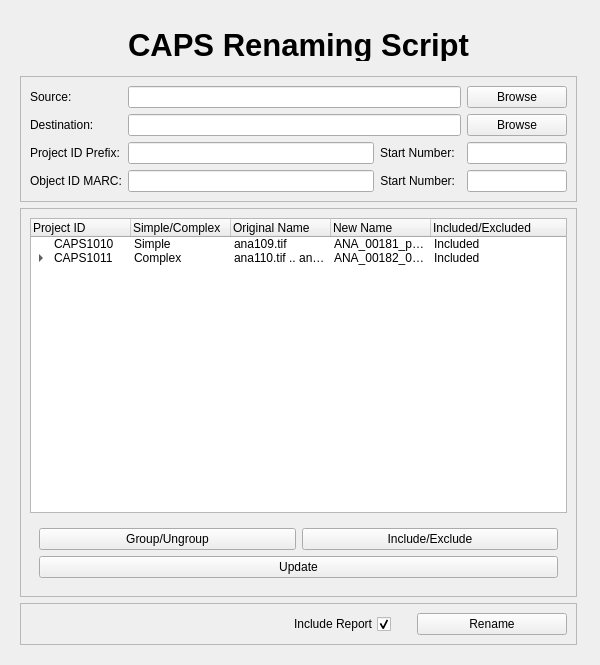
The window that rename_files/gui_data/rename_gui.ui (carevealed/image_rename_and_convert) describes before a commit, drawn with Qt 5.
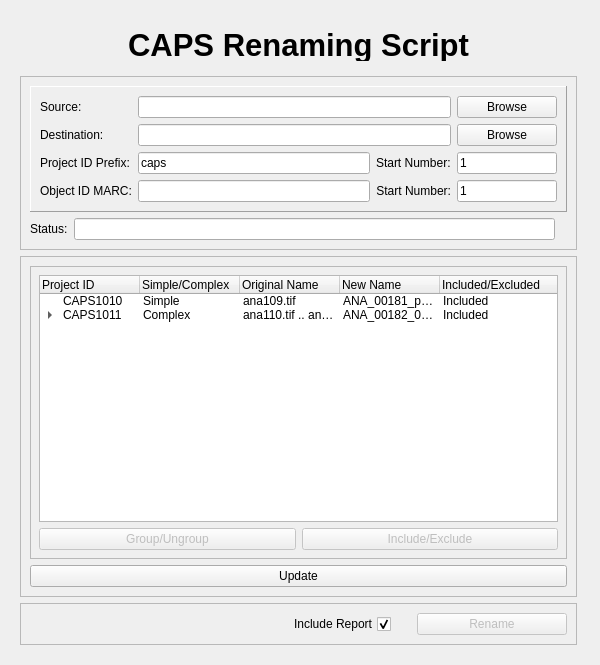
The same window after the commit.

Commit message: Fixed tab order

```diff
--- a/rename_files/gui_data/rename_gui.ui
+++ b/rename_files/gui_data/rename_gui.ui
@@ -94,74 +94,65 @@
          <enum>QFrame::Plain</enum>
         </property>
         <layout class="QGridLayout" name="gridLayout">
-         <item row="1" column="1" colspan="3">
-          <widget class="QLineEdit" name="lineEdit_destination"/>
+         <item row="6" column="0">
+          <widget class="QLabel" name="label_validStatus">
+           <property name="text">
+            <string>Status:</string>
+           </property>
+          </widget>
+         </item>
+         <item row="6" column="1">
+          <widget class="QLineEdit" name="lineEdit_validStatus">
+           <property name="readOnly">
+            <bool>true</bool>
+           </property>
+          </widget>
+         </item>
+         <item row="0" column="0" colspan="4">
+          <widget class="QFrame" name="frame_2">
+           <property name="frameShape">
+            <enum>QFrame::Panel</enum>
+           </property>
+           <property name="frameShadow">
+            <enum>QFrame::Raised</enum>
+           </property>
+           <layout class="QGridLayout" name="gridLayout_4">
+            <item row="1" column="3">
+             <widget class="QPushButton" name="pushButton_destinationBrowse">
+              <property name="maximumSize">
+               <size>
+                <width>100</width>
+                <height>16777215</height>
+               </size>
+              </property>
+              <property name="text">
+               <string>Browse</string>
+              </property>
+             </widget>
          </item>
          <item row="3" column="0">
-          <widget class="QLabel" name="label_PID_prefix">
-           <property name="text">
-            <string>Project ID Prefix:</string>
-           </property>
-          </widget>
-         </item>
-         <item row="4" column="1">
-          <widget class="QLineEdit" name="lineEdit_OID_MARC"/>
-         </item>
-         <item row="4" column="4">
-          <widget class="QLineEdit" name="lineEdit_OID_startNum">
-           <property name="sizePolicy">
-            <sizepolicy hsizetype="Maximum" vsizetype="Fixed">
-             <horstretch>0</horstretch>
-             <verstretch>0</verstretch>
-            </sizepolicy>
-           </property>
-           <property name="maximumSize">
-            <size>
-             <width>100</width>
-             <height>16777215</height>
-            </size>
-           </property>
-          </widget>
-         </item>
-         <item row="4" column="2">
-          <widget class="QLabel" name="label_OID_startNum">
-           <property name="text">
-            <string>Start Number:</string>
-           </property>
-           <property name="alignment">
-            <set>Qt::AlignRight|Qt::AlignTrailing|Qt::AlignVCenter</set>
-           </property>
-          </widget>
-         </item>
-         <item row="1" column="0">
-          <widget class="QLabel" name="label_destination">
-           <property name="text">
-            <string>Destination:</string>
-           </property>
-          </widget>
-         </item>
-         <item row="3" column="2" colspan="2">
-          <widget class="QLabel" name="label_PID_startNum">
-           <property name="text">
-            <string>Start Number:</string>
-           </property>
-           <property name="alignment">
-            <set>Qt::AlignLeading|Qt::AlignLeft|Qt::AlignVCenter</set>
-           </property>
-          </widget>
-         </item>
-         <item row="0" column="1" colspan="3">
-          <widget class="QLineEdit" name="lineEdit_source"/>
-         </item>
-         <item row="4" column="0">
           <widget class="QLabel" name="label_OID_MARC">
            <property name="text">
             <string>Object ID MARC:</string>
            </property>
           </widget>
          </item>
+            <item row="2" column="1">
+             <widget class="QLineEdit" name="lineEdit_PID_prefix">
+              <property name="text">
+               <string>caps</string>
+              </property>
+             </widget>
+            </item>
          <item row="3" column="1">
-          <widget class="QLineEdit" name="lineEdit_PID_prefix"/>
+             <widget class="QLineEdit" name="lineEdit_OID_MARC"/>
+            </item>
+            <item row="2" column="0">
+             <widget class="QLabel" name="label_PID_prefix">
+              <property name="text">
+               <string>Project ID Prefix:</string>
+              </property>
+             </widget>
          </item>
          <item row="0" column="0">
           <widget class="QLabel" name="label_source">
@@ -170,33 +161,14 @@
            </property>
           </widget>
          </item>
-         <item row="0" column="4">
-          <widget class="QPushButton" name="pushButton_sourceBrowse">
-           <property name="maximumSize">
-            <size>
-             <width>100</width>
-             <height>16777215</height>
-            </size>
-           </property>
+            <item row="1" column="0">
+             <widget class="QLabel" name="label_destination">
            <property name="text">
-            <string>Browse</string>
+               <string>Destination:</string>
            </property>
           </widget>
          </item>
-         <item row="1" column="4">
-          <widget class="QPushButton" name="pushButton_destinationBrowse">
-           <property name="maximumSize">
-            <size>
-             <width>100</width>
-             <height>16777215</height>
-            </size>
-           </property>
-           <property name="text">
-            <string>Browse</string>
-           </property>
-          </widget>
-         </item>
-         <item row="3" column="4">
+            <item row="2" column="3">
           <widget class="QLineEdit" name="lineEdit_PID_startNum">
            <property name="sizePolicy">
             <sizepolicy hsizetype="Maximum" vsizetype="Fixed">
@@ -210,6 +182,96 @@
              <height>16777215</height>
             </size>
            </property>
+              <property name="text">
+               <string>1</string>
+              </property>
+             </widget>
+            </item>
+            <item row="0" column="3">
+             <widget class="QPushButton" name="pushButton_sourceBrowse">
+              <property name="maximumSize">
+               <size>
+                <width>100</width>
+                <height>16777215</height>
+               </size>
+              </property>
+              <property name="layoutDirection">
+               <enum>Qt::LeftToRight</enum>
+              </property>
+              <property name="autoFillBackground">
+               <bool>false</bool>
+              </property>
+              <property name="text">
+               <string>Browse</string>
+              </property>
+              <property name="checkable">
+               <bool>false</bool>
+              </property>
+              <property name="checked">
+               <bool>false</bool>
+              </property>
+             </widget>
+            </item>
+            <item row="2" column="2">
+             <widget class="QLabel" name="label_PID_startNum">
+              <property name="text">
+               <string>Start Number:</string>
+              </property>
+              <property name="alignment">
+               <set>Qt::AlignLeading|Qt::AlignLeft|Qt::AlignVCenter</set>
+              </property>
+             </widget>
+            </item>
+            <item row="1" column="1" colspan="2">
+             <widget class="QLineEdit" name="lineEdit_destination"/>
+            </item>
+            <item row="0" column="1" colspan="2">
+             <widget class="QLineEdit" name="lineEdit_source"/>
+            </item>
+            <item row="3" column="2">
+             <widget class="QLabel" name="label_OID_startNum">
+              <property name="text">
+               <string>Start Number:</string>
+              </property>
+              <property name="alignment">
+               <set>Qt::AlignRight|Qt::AlignTrailing|Qt::AlignVCenter</set>
+              </property>
+             </widget>
+            </item>
+            <item row="3" column="3">
+             <widget class="QLineEdit" name="lineEdit_OID_startNum">
+              <property name="sizePolicy">
+               <sizepolicy hsizetype="Maximum" vsizetype="Fixed">
+                <horstretch>0</horstretch>
+                <verstretch>0</verstretch>
+               </sizepolicy>
+              </property>
+              <property name="maximumSize">
+               <size>
+                <width>100</width>
+                <height>16777215</height>
+               </size>
+              </property>
+              <property name="text">
+               <string>1</string>
+              </property>
+             </widget>
+            </item>
+           </layout>
+           <zorder>label_source</zorder>
+           <zorder>lineEdit_source</zorder>
+           <zorder>pushButton_sourceBrowse</zorder>
+           <zorder>label_destination</zorder>
+           <zorder>lineEdit_destination</zorder>
+           <zorder>pushButton_destinationBrowse</zorder>
+           <zorder>label_PID_prefix</zorder>
+           <zorder>lineEdit_PID_prefix</zorder>
+           <zorder>lineEdit_PID_startNum</zorder>
+           <zorder>label_OID_MARC</zorder>
+           <zorder>lineEdit_OID_MARC</zorder>
+           <zorder>label_PID_startNum</zorder>
+           <zorder>label_OID_startNum</zorder>
+           <zorder>lineEdit_OID_startNum</zorder>
           </widget>
          </item>
         </layout>
@@ -225,6 +287,28 @@
         </property>
         <layout class="QVBoxLayout" name="verticalLayout">
          <item>
+          <widget class="QFrame" name="frame_3">
+           <property name="frameShape">
+            <enum>QFrame::StyledPanel</enum>
+           </property>
+           <property name="frameShadow">
+            <enum>QFrame::Raised</enum>
+           </property>
+           <layout class="QGridLayout" name="gridLayout_5">
+            <property name="margin">
+             <number>8</number>
+            </property>
+            <item row="1" column="1">
+             <widget class="QPushButton" name="pushButton_include">
+              <property name="enabled">
+               <bool>false</bool>
+              </property>
+              <property name="text">
+               <string>Include/Exclude</string>
+              </property>
+             </widget>
+            </item>
+            <item row="0" column="0" colspan="2">
           <widget class="QTreeWidget" name="tree_files">
            <property name="selectionMode">
             <enum>QAbstractItemView::ExtendedSelection</enum>
@@ -358,31 +442,11 @@
            </item>
           </widget>
          </item>
-         <item>
-          <widget class="QFrame" name="frame">
-           <property name="frameShape">
-            <enum>QFrame::NoFrame</enum>
-           </property>
-           <property name="frameShadow">
-            <enum>QFrame::Raised</enum>
-           </property>
-           <layout class="QGridLayout" name="gridLayout_2">
-            <item row="2" column="1" colspan="2">
-             <widget class="QPushButton" name="pushButton_update">
-              <property name="text">
-               <string>Update</string>
-              </property>
-             </widget>
-            </item>
-            <item row="1" column="2">
-             <widget class="QPushButton" name="pushButton_include">
-              <property name="text">
-               <string>Include/Exclude</string>
-              </property>
-             </widget>
-            </item>
-            <item row="1" column="1">
+            <item row="1" column="0">
              <widget class="QPushButton" name="pushButton_group">
+              <property name="enabled">
+               <bool>false</bool>
+              </property>
               <property name="autoFillBackground">
                <bool>false</bool>
               </property>
@@ -397,6 +461,13 @@
            </layout>
           </widget>
          </item>
+         <item>
+          <widget class="QPushButton" name="pushButton_update">
+           <property name="text">
+            <string>Update</string>
+           </property>
+          </widget>
+         </item>
         </layout>
         <zorder>frame</zorder>
         <zorder>tree_files</zorder>
@@ -464,6 +535,9 @@
          </item>
          <item>
           <widget class="QPushButton" name="buttonRename">
+           <property name="enabled">
+            <bool>false</bool>
+           </property>
            <property name="sizePolicy">
             <sizepolicy hsizetype="Minimum" vsizetype="Fixed">
              <horstretch>0</horstretch>
```
Left out of the diff: 21 changed lines with no effect on the pictures. Lines whose indentation alone changed are shown as unchanged. The commit also changes 1 other file.
